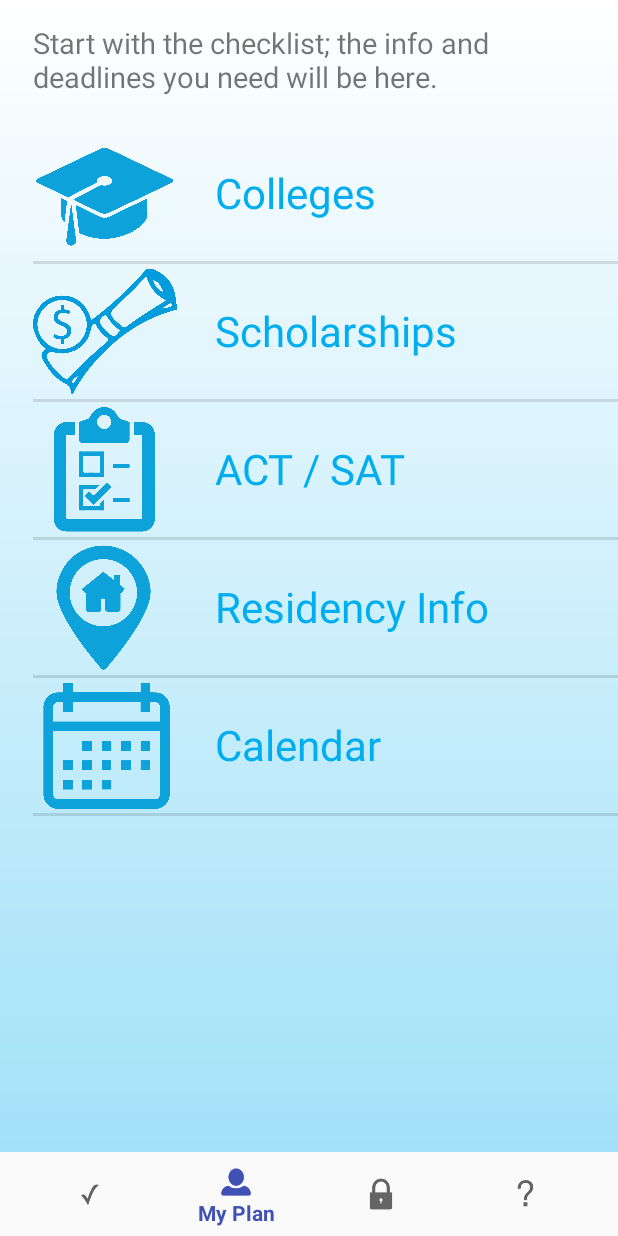
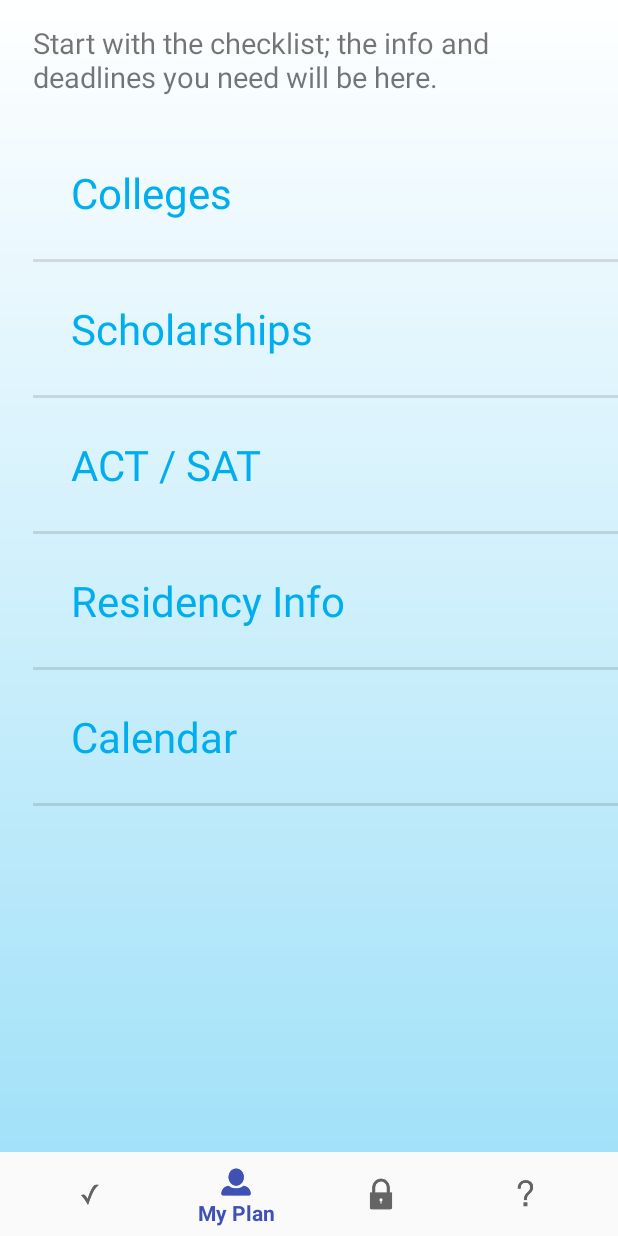
Before and after one commit to OregonGEARUP/AndroidApplication, an Android app: the MyPlan screen opened directly, with no data from a screen before it, on a phone screen of 412 x 824 dp. Run offline under Robolectric (Android 15) with nearby library versions, the light colour scheme and no system bars; our stand-ins replace ButterKnife.

Commit message:
Added Calendar view

```diff
--- a/ItsAPlan/app/build.gradle
+++ b/ItsAPlan/app/build.gradle
@@ -8,7 +8,7 @@ android {
         minSdkVersion 17
         targetSdkVersion 26
         versionCode 1
-        versionName "0.0.3"
+        versionName "0.0.4"
         testInstrumentationRunner "android.support.test.runner.AndroidJUnitRunner"
     }
     buildTypes {
--- a/ItsAPlan/app/src/main/java/androidapplication/oregongoestocollege/org/itsaplan/adapters/MyPlanListAdapter.java
+++ b/ItsAPlan/app/src/main/java/androidapplication/oregongoestocollege/org/itsaplan/adapters/MyPlanListAdapter.java
@@ -46,11 +46,11 @@ public class MyPlanListAdapter extends ArrayAdapter<MyPlanData>{
         LayoutInflater inflater = LayoutInflater.from(mContext);
         convertView = inflater.inflate(mResource, parent, false);
 
-        ImageView imageView = (ImageView) convertView.findViewById(R.id.myPlanListImage);
-        TextView textView = (TextView) convertView.findViewById(R.id.myPlanListText);
+//        ImageView imageView = (ImageView) convertView.findViewById(R.id.myPlanListImage);
+//        TextView textView = (TextView) convertView.findViewById(R.id.myPlanListText);
 
-        imageView.setImageResource(imageId);
-        textView.setText(myPlanListItem);
+//        imageView.setImageResource(imageId);
+//        textView.setText(myPlanListItem);
 
         return convertView;
 
--- a/ItsAPlan/app/src/main/java/androidapplication/oregongoestocollege/org/itsaplan/ui/Info.java
+++ b/ItsAPlan/app/src/main/java/androidapplication/oregongoestocollege/org/itsaplan/ui/Info.java
@@ -21,7 +21,7 @@ import static androidapplication.oregongoestocollege.org.itsaplan.ui.MainActivit
  * Created by Bikram Maharjan on 11/2/17.
  */
 
-public class Info extends MainActivity{
+public class Info extends AppCompatActivity{
 
     private MasterBlock mMasterBlock;
 
--- a/ItsAPlan/app/src/main/java/androidapplication/oregongoestocollege/org/itsaplan/ui/MyPlan.java
+++ b/ItsAPlan/app/src/main/java/androidapplication/oregongoestocollege/org/itsaplan/ui/MyPlan.java
@@ -86,29 +86,29 @@ public class MyPlan extends ListActivity {
         ListView listMyPlan = (ListView) findViewById(android.R.id.list);
 
 
-        MyPlanData college = new MyPlanData(R.drawable.colleges_xxxhdpi, "Colleges");
-        MyPlanData scholarships = new MyPlanData(Images[1], myPlanOptions[1]);
-        MyPlanData actsat = new MyPlanData(Images[2], myPlanOptions[2]);
-        MyPlanData residencyinfo = new MyPlanData(Images[3], myPlanOptions[3]);
-        MyPlanData calendar = new MyPlanData(Images[4], myPlanOptions[4]);
+//        MyPlanData college = new MyPlanData(R.drawable.colleges_xxxhdpi, "Colleges");
+//        MyPlanData scholarships = new MyPlanData(Images[1], myPlanOptions[1]);
+//        MyPlanData actsat = new MyPlanData(Images[2], myPlanOptions[2]);
+//        MyPlanData residencyinfo = new MyPlanData(Images[3], myPlanOptions[3]);
+//        MyPlanData calendar = new MyPlanData(Images[4], myPlanOptions[4]);
+//
+//
+//        // Add the MyPlanData object to the ArrayList
+//        ArrayList<MyPlanData> myPlanDataList = new ArrayList<>();
+//
+//        myPlanDataList.add(college);
+//        myPlanDataList.add(scholarships);
+//        myPlanDataList.add(actsat);
+//        myPlanDataList.add(residencyinfo);
+//        myPlanDataList.add(calendar);
+//
+//        MyPlanListAdapter adapter = new MyPlanListAdapter(this, R.layout.myplan_list, myPlanDataList);
+//        listMyPlan.setAdapter(adapter);
 
-
-        // Add the MyPlanData object to the ArrayList
-        ArrayList<MyPlanData> myPlanDataList = new ArrayList<>();
-
-        myPlanDataList.add(college);
-        myPlanDataList.add(scholarships);
-        myPlanDataList.add(actsat);
-        myPlanDataList.add(residencyinfo);
-        myPlanDataList.add(calendar);
-
-        MyPlanListAdapter adapter = new MyPlanListAdapter(this, R.layout.myplan_list, myPlanDataList);
-        listMyPlan.setAdapter(adapter);
-
-    //        ArrayAdapter<String> adapterText = new ArrayAdapter<String>(this,
-    //                R.layout.myplan_list,
-    //                myPlanOptions);
-    //        listMyPlan.setAdapter(adapterText);
+            ArrayAdapter<String> adapterText = new ArrayAdapter<String>(this,
+                    R.layout.myplan_list,
+                    myPlanOptions);
+            listMyPlan.setAdapter(adapterText);
 
 
         BottomNavigationView navigation = (BottomNavigationView) findViewById(R.id.navigation);
@@ -151,8 +151,8 @@ public class MyPlan extends ListActivity {
                 break;
 
             case "Calendar":
-                Toast.makeText(this, message, Toast.LENGTH_SHORT).show();
-
+                Intent intentCalendar = new Intent(MyPlan.this, Calendar.class);
+                startActivity(intentCalendar);
                 break;
 
             default:
--- a/ItsAPlan/app/src/main/res/layout/activity_myplan.xml
+++ b/ItsAPlan/app/src/main/res/layout/activity_myplan.xml
@@ -39,16 +39,16 @@
             android:text="Start with the checklist; the info and deadlines you need will be here."
             android:textSize="19sp" />
 
-        <!--<TextView-->
-            <!--android:id="@android:id/empty"-->
-            <!--android:layout_width="match_parent"-->
-            <!--android:layout_height="wrap_content"-->
-            <!--android:layout_alignParentStart="true"-->
-            <!--android:layout_marginTop="65dp"-->
-            <!--android:text="Missing data. Close the app and reopen."-->
-            <!--android:textAlignment="center"-->
-            <!--android:textColor="@android:color/holo_red_light"-->
-            <!--android:textSize="16sp" />-->
+        <TextView
+            android:id="@android:id/empty"
+            android:layout_width="match_parent"
+            android:layout_height="wrap_content"
+            android:layout_alignParentStart="true"
+            android:layout_marginTop="65dp"
+            android:text="Missing data. Close the app and reopen."
+            android:textAlignment="center"
+            android:textColor="@android:color/holo_red_light"
+            android:textSize="16sp" />
 
         <ListView
             android:id="@android:id/list"
--- a/ItsAPlan/app/src/main/res/layout/myplan_list.xml
+++ b/ItsAPlan/app/src/main/res/layout/myplan_list.xml
@@ -1,50 +1,50 @@
 <?xml version="1.0" encoding="utf-8"?>
-<!--<TextView xmlns:android="http://schemas.android.com/apk/res/android"-->
-    <!--xmlns:app="http://schemas.android.com/apk/res-auto"-->
-    <!--xmlns:tools="http://schemas.android.com/tools"-->
-    <!--android:layout_width="match_parent"-->
-    <!--android:layout_height="wrap_content"-->
-    <!--android:padding="25dp"-->
-    <!--android:layout_weight="8"-->
-    <!--android:text="College"-->
-    <!--android:textColor="#00aeef"-->
-    <!--android:textSize="28sp"-->
-    <!--&gt;-->
+<TextView xmlns:android="http://schemas.android.com/apk/res/android"
+    xmlns:app="http://schemas.android.com/apk/res-auto"
+    xmlns:tools="http://schemas.android.com/tools"
+    android:layout_width="match_parent"
+    android:layout_height="wrap_content"
+    android:padding="25dp"
+    android:layout_weight="8"
+    android:text="College"
+    android:textColor="#00aeef"
+    android:textSize="28sp"
+    >
 
 
 
 
-<!--</TextView>-->
+</TextView>
 
 
-<LinearLayout xmlns:android="http://schemas.android.com/apk/res/android"
-xmlns:app="http://schemas.android.com/apk/res-auto"
-xmlns:tools="http://schemas.android.com/tools"
-android:orientation="horizontal"
-android:layout_height="match_parent"
-android:layout_width="match_parent"
-android:layout_weight="100">
+<!--<LinearLayout xmlns:android="http://schemas.android.com/apk/res/android"-->
+<!--xmlns:app="http://schemas.android.com/apk/res-auto"-->
+<!--xmlns:tools="http://schemas.android.com/tools"-->
+<!--android:orientation="horizontal"-->
+<!--android:layout_height="match_parent"-->
+<!--android:layout_width="match_parent"-->
+<!--android:layout_weight="100">-->
 
 
 
-<ImageView
-    android:id="@+id/myPlanListImage"
-    android:layout_width="120dp"
-    android:layout_height="90dp"
-    android:layout_weight="2"
-    app:srcCompat="@mipmap/ic_launcher" />
+<!--&lt;!&ndash;<ImageView&ndash;&gt;-->
+    <!--&lt;!&ndash;android:id="@+id/myPlanListImage"&ndash;&gt;-->
+    <!--&lt;!&ndash;android:layout_width="120dp"&ndash;&gt;-->
+    <!--&lt;!&ndash;android:layout_height="90dp"&ndash;&gt;-->
+    <!--&lt;!&ndash;android:layout_weight="2"&ndash;&gt;-->
+    <!--&lt;!&ndash;app:srcCompat="@mipmap/ic_launcher" />&ndash;&gt;-->
 
 
-<TextView
-    android:id="@+id/myPlanListText"
-    android:layout_width="match_parent"
-    android:layout_height="wrap_content"
-    android:layout_weight="8"
-    android:padding="25dp"
-    android:text="College"
-    android:textColor="#00aeef"
-    android:textSize="28sp" />
+<!--<TextView-->
+    <!--android:id="@+id/myPlanListText"-->
+    <!--android:layout_width="match_parent"-->
+    <!--android:layout_height="wrap_content"-->
+    <!--android:layout_weight="8"-->
+    <!--android:padding="25dp"-->
+    <!--android:text="College"-->
+    <!--android:textColor="#00aeef"-->
+    <!--android:textSize="28sp" />-->
 
 
 
-</LinearLayout>
+<!--</LinearLayout>-->
--- a/ItsAPlan/app/src/main/res/values/strings.xml
+++ b/ItsAPlan/app/src/main/res/values/strings.xml
@@ -32,5 +32,6 @@
     <string name="title_welcome">Welcome to It\'s a Plan app!</string>
     <string name="nav_title_actsat">ACT / SAT</string>
     <string name="nav_title_residencyinfo">Residency Info</string>
+    <string name="nav_title_calendar">Calendar</string>
 
 </resources>
```
Also changed, not shown: ItsAPlan/app/src/main/AndroidManifest.xml (+6 -1 lines), ItsAPlan/app/src/main/java/androidapplication/oregongoestocollege/org/itsaplan/ui/Calendar.java (added, +47 -0 lines), ItsAPlan/app/src/main/res/layout/activity_calendar.xml (added, +31 -0 lines).
